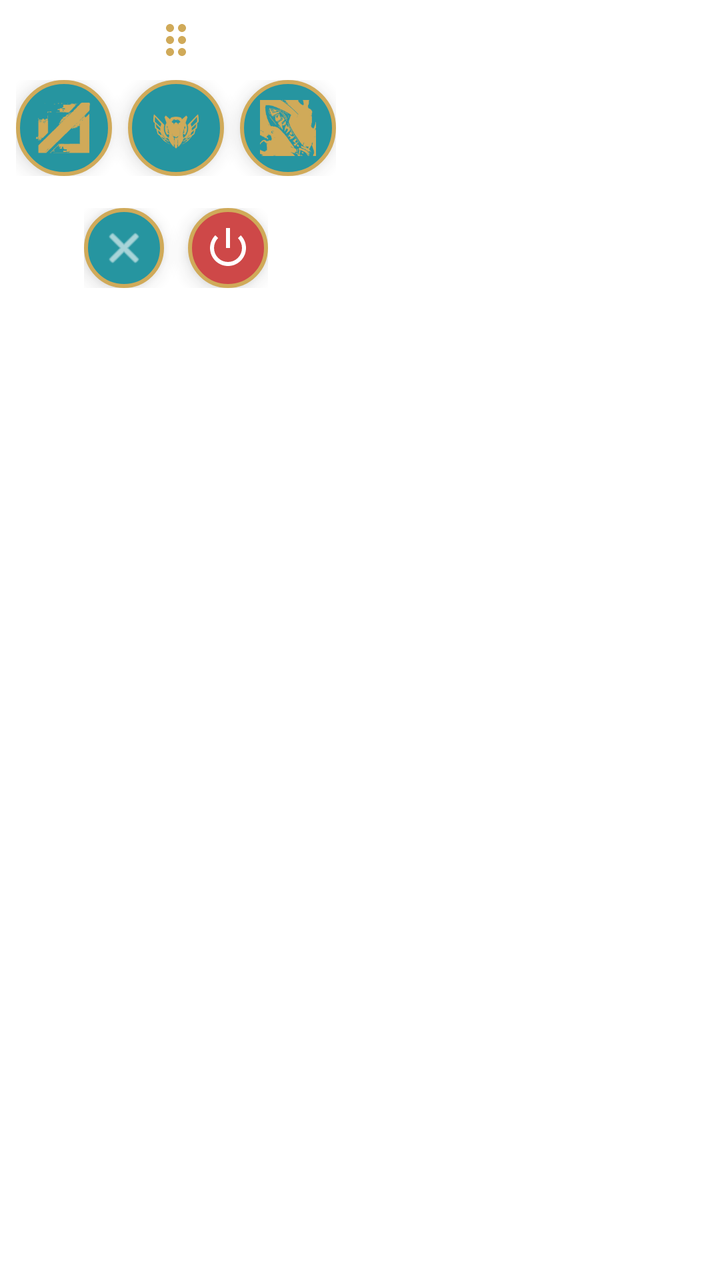
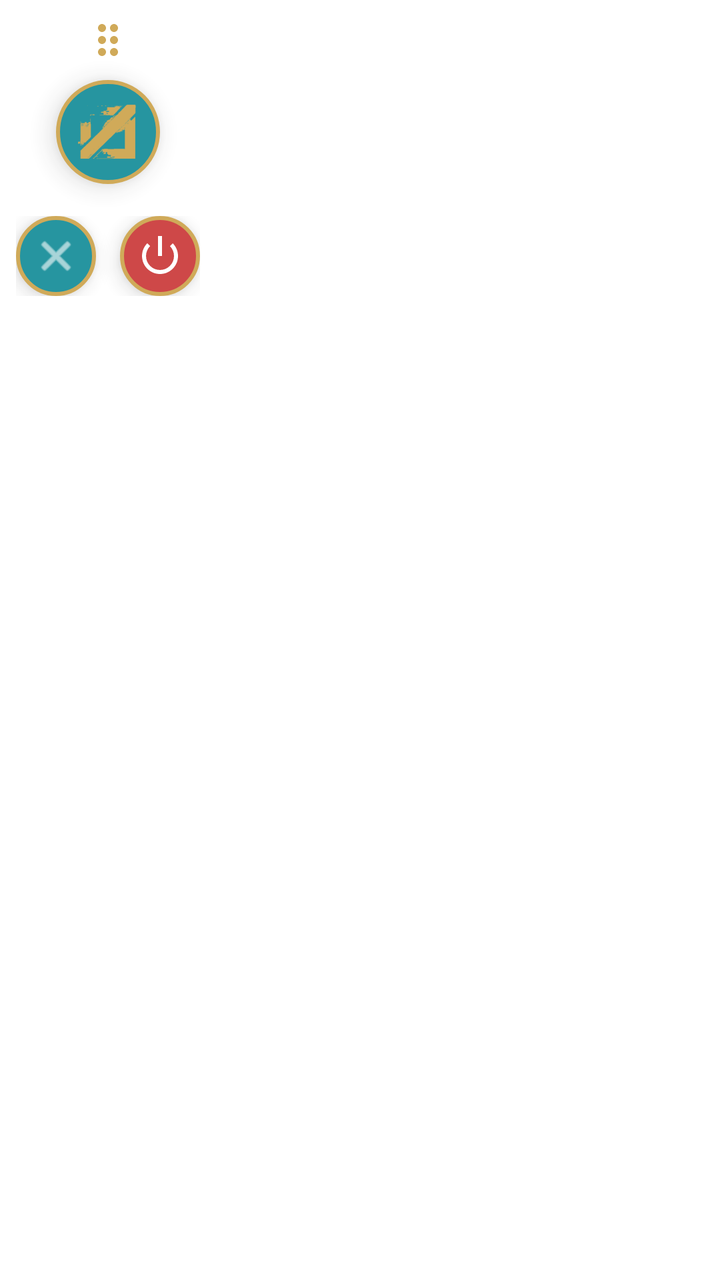

Before-and-after screenshots of an Android layout around one commit, followed by the original layout XML and the change that was made.
<!-- AndroidManifest.xml: fallback theme Theme.MaterialComponents.DayNight.NoActionBar -->
<!-- res/layout/layout_overlay.xml -->
<?xml version="1.0" encoding="utf-8"?>
<FrameLayout xmlns:android="http://schemas.android.com/apk/res/android"
    android:layout_width="wrap_content"
    android:layout_height="wrap_content"
    android:animateLayoutChanges="true">

    
    <ImageButton
        android:id="@+id/btnCollapsedBubble"
        android:layout_width="48dp"
        android:layout_height="48dp"
        android:layout_gravity="start|top"
        android:background="@drawable/bg_hextech_button"
        android:src="@drawable/ic_general" 
        android:tint="#FFFFFF"
        android:scaleType="fitCenter"
        android:padding="10dp"
        android:cropToPadding="true"
        android:elevation="6dp"
        android:alpha="0.75"
        android:contentDescription="Expandir Controles"
        android:visibility="gone" />

    
    <LinearLayout
        android:id="@+id/expandedContainer"
        android:layout_width="wrap_content"
        android:layout_height="wrap_content"
        android:orientation="horizontal"
        android:padding="8dp"
        android:alpha="0.85">

        
        <FrameLayout
            android:id="@+id/messageContainer"
            android:layout_width="340dp"
            android:layout_height="230dp"
            android:layout_marginEnd="12dp"
            android:layout_gravity="center_vertical"
            android:background="@drawable/bg_hextech_panel"
            android:visibility="gone">

            <LinearLayout
                android:layout_width="match_parent"
                android:layout_height="match_parent"
                android:orientation="vertical">

                
                <LinearLayout
                    android:id="@+id/messageHeader"
                    android:layout_width="match_parent"
                    android:layout_height="wrap_content"
                    android:orientation="horizontal"
                    android:gravity="center_vertical"
                    android:paddingStart="12dp"
                    android:paddingEnd="6dp"
                    android:paddingTop="6dp"
                    android:paddingBottom="4dp"
                    android:background="#151A23">

                    <ImageView
                        android:layout_width="16dp"
                        android:layout_height="16dp"
                        android:src="@drawable/ic_general"
                        android:tint="#00E5FF"
                        android:contentDescription="Drafting" />

                    <TextView
                        android:id="@+id/messageTitle"
                        android:layout_width="0dp"
                        android:layout_height="wrap_content"
                        android:layout_weight="1"
                        android:layout_marginStart="8dp"
                        android:text="RECOMENDACIÓN AI"
                        android:textColor="#C89B3C"
                        android:textSize="11sp"
                        android:textStyle="bold"
                        android:letterSpacing="0.08" />

                    <ImageButton
                        android:id="@+id/btnToggleOpacity"
                        android:layout_width="28dp"
                        android:layout_height="28dp"
                        android:layout_marginEnd="4dp"
                        android:background="?android:attr/selectableItemBackgroundBorderless"
                        android:src="@drawable/ic_opacity"
                        android:tint="#CBD5E1"
                        android:scaleType="fitCenter"
                        android:padding="5dp"
                        android:contentDescription="Transparencia" />

                    <ImageButton
                        android:id="@+id/btnToggleSize"
                        android:layout_width="28dp"
                        android:layout_height="28dp"
                        android:layout_marginEnd="4dp"
                        android:background="?android:attr/selectableItemBackgroundBorderless"
                        android:src="@drawable/ic_resize"
                        android:tint="#CBD5E1"
                        android:scaleType="fitCenter"
                        android:padding="5dp"
                        android:contentDescription="Cambiar tamaño" />

                    <ImageButton
                        android:id="@+id/btnCopyMessage"
                        android:layout_width="28dp"
                        android:layout_height="28dp"
                        android:layout_marginEnd="4dp"
                        android:background="?android:attr/selectableItemBackgroundBorderless"
                        android:src="@drawable/ic_copy"
                        android:tint="#CBD5E1"
                        android:scaleType="fitCenter"
                        android:padding="5dp"
                        android:contentDescription="Copiar recomendación" />

                    <ImageButton
                        android:id="@+id/btnCloseMessage"
                        android:layout_width="28dp"
                        android:layout_height="28dp"
                        android:background="?android:attr/selectableItemBackgroundBorderless"
                        android:src="@android:drawable/ic_menu_close_clear_cancel"
                        android:tint="#CBD5E1"
                        android:scaleType="fitCenter"
                        android:padding="5dp"
                        android:contentDescription="Cerrar recomendación" />
                </LinearLayout>

                <View
                    android:layout_width="match_parent"
                    android:layout_height="1dp"
                    android:background="#2D3748" />

                
                <FrameLayout
                    android:layout_width="match_parent"
                    android:layout_height="0dp"
                    android:layout_weight="1">

                    
                    <LinearLayout
                        android:id="@+id/loadingLayout"
                        android:layout_width="match_parent"
                        android:layout_height="match_parent"
                        android:orientation="vertical"
                        android:gravity="center"
                        android:visibility="gone">
                        
                        <ProgressBar
                            android:layout_width="36dp"
                            android:layout_height="36dp"
                            android:indeterminateTint="#00E5FF" />
                            
                        <TextView
                            android:layout_width="wrap_content"
                            android:layout_height="wrap_content"
                            android:layout_marginTop="10dp"
                            android:text="Analizando partida..."
                            android:textColor="#FFFFFF"
                            android:textSize="14sp"
                            android:textStyle="bold" />
                    </LinearLayout>

                    
                    <ScrollView
                        android:id="@+id/resultScrollView"
                        android:layout_width="match_parent"
                        android:layout_height="match_parent"
                        android:paddingStart="14dp"
                        android:paddingEnd="14dp"
                        android:paddingTop="10dp"
                        android:paddingBottom="12dp"
                        android:scrollbars="vertical"
                        android:fadeScrollbars="false"
                        android:visibility="gone">
                        
                        <TextView
                            android:id="@+id/resultTextView"
                            android:layout_width="match_parent"
                            android:layout_height="wrap_content"
                            android:textColor="#FFFFFF"
                            android:textStyle="normal"
                            android:lineSpacingExtra="4dp"
                            android:textSize="14.5sp" />
                    </ScrollView>
                </FrameLayout>
            </LinearLayout>

            
            <ImageView
                android:id="@+id/btnResizeCorner"
                android:layout_width="22dp"
                android:layout_height="22dp"
                android:layout_gravity="bottom|end"
                android:layout_margin="3dp"
                android:padding="2dp"
                android:src="@drawable/ic_resize_corner"
                android:tint="#A0C89B3C"
                android:alpha="0.8"
                android:contentDescription="Ajustar tamaño arrastrando" />
        </FrameLayout>

        
        <LinearLayout
            android:id="@+id/controlsContainer"
            android:layout_width="wrap_content"
            android:layout_height="wrap_content"
            android:orientation="vertical"
            android:gravity="center_horizontal"
            android:layout_gravity="center_vertical">
            
            <ImageView
                android:id="@+id/dragHandle"
                android:layout_width="24dp"
                android:layout_height="24dp"
                android:layout_marginBottom="8dp"
                android:src="@drawable/ic_drag_handle"
                android:contentDescription="Arrastrar" />
            
            
            <LinearLayout
                android:layout_width="wrap_content"
                android:layout_height="wrap_content"
                android:orientation="horizontal"
                android:gravity="center">

                
                <ImageButton
                    android:id="@+id/btnCaptureAutofill"
                    android:layout_width="48dp"
                    android:layout_height="48dp"
                    android:layout_marginEnd="8dp"
                    android:background="@drawable/bg_hextech_button"
                    android:src="@drawable/ic_general"
                    android:tint="#C89B3C"
                    android:scaleType="fitCenter"
                    android:padding="10dp"
                    android:cropToPadding="true"
                    android:elevation="6dp"
                    android:contentDescription="Autofill" />

                
                <ImageButton
                    android:id="@+id/btnCaptureOTP"
                    android:layout_width="48dp"
                    android:layout_height="48dp"
                    android:layout_marginEnd="8dp"
                    android:background="@drawable/bg_hextech_button"
                    android:src="@drawable/ic_otp"
                    android:tint="#C89B3C"
                    android:scaleType="fitCenter"
                    android:padding="10dp"
                    android:cropToPadding="true"
                    android:elevation="6dp"
                    android:contentDescription="OTP" />

                
                <ImageButton
                    android:id="@+id/btnCaptureInGame"
                    android:layout_width="48dp"
                    android:layout_height="48dp"
                    android:background="@drawable/bg_hextech_button"
                    android:src="@drawable/ic_in_game"
                    android:tint="#C89B3C"
                    android:scaleType="fitCenter"
                    android:padding="10dp"
                    android:cropToPadding="true"
                    android:elevation="6dp"
                    android:contentDescription="En Partida" />
            </LinearLayout>
                
            
            <LinearLayout
                android:layout_width="wrap_content"
                android:layout_height="wrap_content"
                android:orientation="horizontal"
                android:layout_marginTop="16dp"
                android:gravity="center">
                
                
                <ImageButton
                    android:id="@+id/btnMinimize"
                    android:layout_width="40dp"
                    android:layout_height="40dp"
                    android:layout_marginEnd="12dp"
                    android:background="@drawable/bg_hextech_button"
                    android:src="@android:drawable/ic_menu_close_clear_cancel"
                    android:tint="#FFFFFF"
                    android:scaleType="fitCenter"
                    android:padding="8dp"
                    android:cropToPadding="true"
                    android:elevation="6dp"
                    android:contentDescription="Ocultar" />

                
                <ImageButton
                    android:id="@+id/btnClose"
                    android:layout_width="40dp"
                    android:layout_height="40dp"
                    android:background="@drawable/bg_hextech_close"
                    android:src="@android:drawable/ic_lock_power_off"
                    android:tint="#FFFFFF"
                    android:scaleType="fitCenter"
                    android:padding="8dp"
                    android:cropToPadding="true"
                    android:elevation="6dp"
                    android:contentDescription="Apagar Sistema" />
            </LinearLayout>
        </LinearLayout>
    </LinearLayout>
</FrameLayout>
<!-- resources referenced by this layout -->
<resources>
  <!-- drawable bg_hextech_button (drawable) -->
  <?xml version="1.0" encoding="utf-8"?>
  <shape xmlns:android="http://schemas.android.com/apk/res/android" android:shape="oval">
      <solid android:color="#00838F" />
      <stroke android:width="2dp" android:color="#C89B3C" />
  </shape>
  <!-- drawable bg_hextech_close (drawable) -->
  <?xml version="1.0" encoding="utf-8"?>
  <shape xmlns:android="http://schemas.android.com/apk/res/android" android:shape="oval">
      <solid android:color="#C62828" />
      <stroke android:width="2dp" android:color="#C89B3C" />
  </shape>
  <!-- drawable bg_hextech_panel (drawable) -->
  <?xml version="1.0" encoding="utf-8"?>
  <shape xmlns:android="http://schemas.android.com/apk/res/android" android:shape="rectangle">
      <solid android:color="#010A13" />
      <stroke android:width="2dp" android:color="#C89B3C" />
      <corners android:radius="12dp" />
  </shape>
  <!-- drawable ic_copy (drawable) -->
  <vector xmlns:android="http://schemas.android.com/apk/res/android"
      android:width="24dp"
      android:height="24dp"
      android:viewportWidth="24"
      android:viewportHeight="24">
    <path
        android:fillColor="#FFFFFFFF"
        android:pathData="M16,1H4C2.9,1 2,1.9 2,3v14h2V3h12V1zm3,4H8C6.9,5 6,5.9 6,7v14c0,1.1 0.9,2 2,2h11c1.1,0 2,-0.9 2,-2V7c0,-1.1 -0.9,-2 -2,-2zm0,16H8V7h11v14z"/>
  </vector>
  <!-- drawable ic_drag_handle (drawable) -->
  <vector xmlns:android="http://schemas.android.com/apk/res/android"
      android:width="24dp"
      android:height="24dp"
      android:viewportWidth="24"
      android:viewportHeight="24">
    <path
        android:fillColor="#C89B3C"
        android:pathData="M11,18c0,1.1 -0.9,2 -2,2s-2,-0.9 -2,-2s0.9,-2 2,-2S11,16.9 11,18zM9,10c-1.1,0 -2,0.9 -2,2s0.9,2 2,2s2,-0.9 2,-2S10.1,10 9,10zM9,4c-1.1,0 -2,0.9 -2,2s0.9,2 2,2s2,-0.9 2,-2S10.1,4 9,4zM15,8c1.1,0 2,-0.9 2,-2s-0.9,-2 -2,-2s-2,0.9 -2,2S13.9,8 15,8zM15,10c-1.1,0 -2,0.9 -2,2s0.9,2 2,2s2,-0.9 2,-2S16.1,10 15,10zM15,16c-1.1,0 -2,0.9 -2,2s0.9,2 2,2s2,-0.9 2,-2S16.1,16 15,16z"/>
  </vector>
  <!-- drawable ic_general: png bitmap (drawable, 6331 bytes) -->
  <!-- drawable ic_in_game: png bitmap (drawable, 9713 bytes) -->
  <!-- drawable ic_opacity (drawable) -->
  <vector xmlns:android="http://schemas.android.com/apk/res/android"
      android:width="24dp"
      android:height="24dp"
      android:viewportWidth="24"
      android:viewportHeight="24">
    <path
        android:fillColor="#FFFFFFFF"
        android:pathData="M17.66,8L12,2.35 6.34,8C4.78,9.56 4,11.64 4,13.72c0,2.07 0.78,4.15 2.34,5.71 1.56,1.57 3.64,2.34 5.71,2.34s4.14-0.77 5.71-2.34C19.32,17.87 20.1,15.79 20.1,13.72c0-2.08-0.78-4.16-2.44-5.72zM6,14c0.01-1.93 0.7-3.69 1.95-4.95L12,5.1V19c-1.38,0-2.68-0.54-3.65-1.51C7.38,16.52 6,15.34 6,14z"/>
  </vector>
  <!-- drawable ic_otp: png bitmap (drawable, 6168 bytes) -->
  <!-- drawable ic_resize (drawable) -->
  <vector xmlns:android="http://schemas.android.com/apk/res/android"
      android:width="24dp"
      android:height="24dp"
      android:viewportWidth="24"
      android:viewportHeight="24">
    <path
        android:fillColor="#FFFFFFFF"
        android:pathData="M15,3l2.3,2.3-2.89,2.87 1.42,1.42L18.7,6.7 21,9V3h-6zM3,9l2.3-2.3 2.87,2.89 1.42-1.42L6.7,5.3 9,3H3v6zm6,12l-2.3-2.3 2.89-2.87-1.42-1.42L5.3,17.3 3,15v6h6zm12-6l-2.3,2.3-2.87-2.89-1.42,1.42 2.89,2.87L15,21h6v-6z"/>
  </vector>
  <!-- drawable ic_resize_corner (drawable) -->
  <vector xmlns:android="http://schemas.android.com/apk/res/android"
      android:width="24dp"
      android:height="24dp"
      android:viewportWidth="24"
      android:viewportHeight="24">
    <path
        android:fillColor="#FFFFFFFF"
        android:pathData="M22,22h-2v-2h2v2zm0-4h-2v-2h2v2zm-4,4h-2v-2h2v2zm0-4h-2v-2h2v2zm-4,4h-2v-2h2v2zm8-8h-2v-2h2v2z"/>
  </vector>
</resources>

<!-- the commit's change to res/layout/layout_overlay.xml (unified diff, before → after) -->
@@ -217,56 +217,18 @@
                 android:contentDescription="Arrastrar" />
             
             
-            <LinearLayout
-                android:layout_width="wrap_content"
-                android:layout_height="wrap_content"
-                android:orientation="horizontal"
-                android:gravity="center">
-
-                
-                <ImageButton
-                    android:id="@+id/btnCaptureAutofill"
-                    android:layout_width="48dp"
-                    android:layout_height="48dp"
-                    android:layout_marginEnd="8dp"
-                    android:background="@drawable/bg_hextech_button"
-                    android:src="@drawable/ic_general"
-                    android:tint="#C89B3C"
-                    android:scaleType="fitCenter"
-                    android:padding="10dp"
-                    android:cropToPadding="true"
-                    android:elevation="6dp"
-                    android:contentDescription="Autofill" />
-
-                
-                <ImageButton
-                    android:id="@+id/btnCaptureOTP"
-                    android:layout_width="48dp"
-                    android:layout_height="48dp"
-                    android:layout_marginEnd="8dp"
-                    android:background="@drawable/bg_hextech_button"
-                    android:src="@drawable/ic_otp"
-                    android:tint="#C89B3C"
-                    android:scaleType="fitCenter"
-                    android:padding="10dp"
-                    android:cropToPadding="true"
-                    android:elevation="6dp"
-                    android:contentDescription="OTP" />
-
-                
-                <ImageButton
-                    android:id="@+id/btnCaptureInGame"
-                    android:layout_width="48dp"
-                    android:layout_height="48dp"
-                    android:background="@drawable/bg_hextech_button"
-                    android:src="@drawable/ic_in_game"
-                    android:tint="#C89B3C"
-                    android:scaleType="fitCenter"
-                    android:padding="10dp"
-                    android:cropToPadding="true"
-                    android:elevation="6dp"
-                    android:contentDescription="En Partida" />
-            </LinearLayout>
+            <ImageButton
+                android:id="@+id/btnCaptureGeneral"
+                android:layout_width="52dp"
+                android:layout_height="52dp"
+                android:background="@drawable/bg_hextech_button"
+                android:src="@drawable/ic_general"
+                android:tint="#C89B3C"
+                android:scaleType="fitCenter"
+                android:padding="11dp"
+                android:cropToPadding="true"
+                android:elevation="8dp"
+                android:contentDescription="Analizar Draft" />
                 
             
             <LinearLayout
<!-- resource entries referenced after the edit -->
@@ -40,7 +40,6 @@
         android:pathData="M11,18c0,1.1 -0.9,2 -2,2s-2,-0.9 -2,-2s0.9,-2 2,-2S11,16.9 11,18zM9,10c-1.1,0 -2,0.9 -2,2s0.9,2 2,2s2,-0.9 2,-2S10.1,10 9,10zM9,4c-1.1,0 -2,0.9 -2,2s0.9,2 2,2s2,-0.9 2,-2S10.1,4 9,4zM15,8c1.1,0 2,-0.9 2,-2s-0.9,-2 -2,-2s-2,0.9 -2,2S13.9,8 15,8zM15,10c-1.1,0 -2,0.9 -2,2s0.9,2 2,2s2,-0.9 2,-2S16.1,10 15,10zM15,16c-1.1,0 -2,0.9 -2,2s0.9,2 2,2s2,-0.9 2,-2S16.1,16 15,16z"/>
   </vector>
   <!-- drawable ic_general: png bitmap (drawable, 6331 bytes) -->
-  <!-- drawable ic_in_game: png bitmap (drawable, 9713 bytes) -->
   <!-- drawable ic_opacity (drawable) -->
   <vector xmlns:android="http://schemas.android.com/apk/res/android"
       android:width="24dp"
@@ -51,7 +50,6 @@
         android:fillColor="#FFFFFFFF"
         android:pathData="M17.66,8L12,2.35 6.34,8C4.78,9.56 4,11.64 4,13.72c0,2.07 0.78,4.15 2.34,5.71 1.56,1.57 3.64,2.34 5.71,2.34s4.14-0.77 5.71-2.34C19.32,17.87 20.1,15.79 20.1,13.72c0-2.08-0.78-4.16-2.44-5.72zM6,14c0.01-1.93 0.7-3.69 1.95-4.95L12,5.1V19c-1.38,0-2.68-0.54-3.65-1.51C7.38,16.52 6,15.34 6,14z"/>
   </vector>
-  <!-- drawable ic_otp: png bitmap (drawable, 6168 bytes) -->
   <!-- drawable ic_resize (drawable) -->
   <vector xmlns:android="http://schemas.android.com/apk/res/android"
       android:width="24dp"
